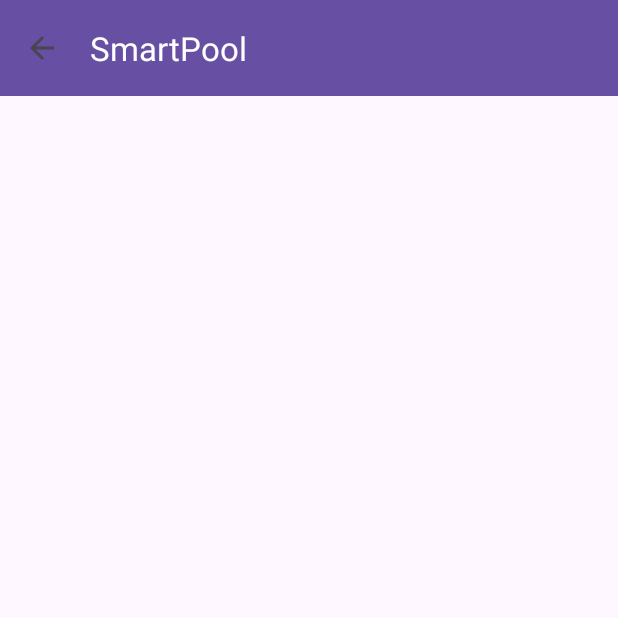
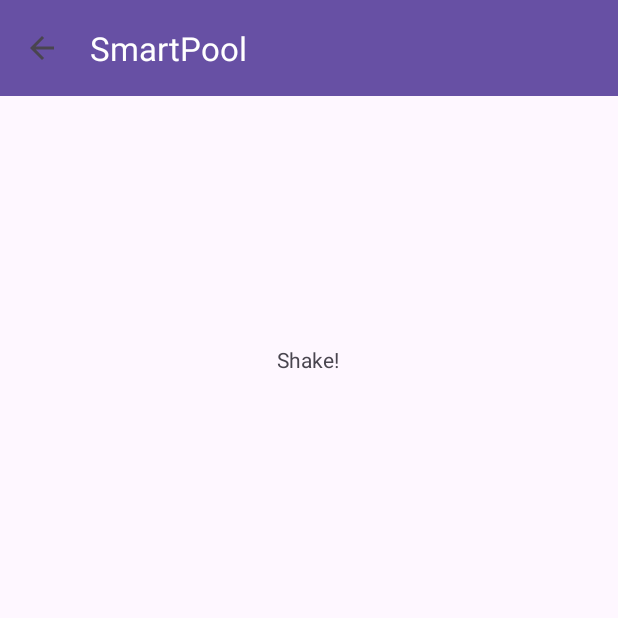
Before and after one commit to cforestiero/soa-project, an Android app: the LightActivity screen opened directly, with no data from a screen before it, on a phone screen of 412 x 824 dp, the top half of it. Run offline under Robolectric (Android 15) with nearby library versions, the phone set to English and light mode, and no system bars.

Commit message:
Add text box that changes with gyroscope

```diff
--- /dev/null
+++ b/Android/app/src/main/java/com/example/smartpool/GyroscopeEventListener.java
@@ -0,0 +1,40 @@
+package com.example.smartpool;
+
+import android.graphics.Color;
+import android.hardware.Sensor;
+import android.hardware.SensorEvent;
+import android.hardware.SensorEventListener;
+import android.widget.RelativeLayout;
+import android.widget.TextView;
+
+public class GyroscopeEventListener implements SensorEventListener {
+
+    private TextView layout;
+
+    public GyroscopeEventListener(TextView layout) {
+        this.layout = layout;
+    }
+
+    @Override
+    public void onSensorChanged(SensorEvent event) {
+        if (event.sensor.getType() == Sensor.TYPE_GYROSCOPE) {
+            // Read the sensor data
+            float x = event.values[0];
+            float y = event.values[1];
+            float z = event.values[2];
+
+            // Change background color based on the sensor data
+            int red = (int) Math.abs(x * 255 / Math.PI);
+            int green = (int) Math.abs(y * 255 / Math.PI);
+            int blue = (int) Math.abs(z * 255 / Math.PI);
+
+            int color = Color.rgb(red, green, blue);
+            layout.setBackgroundColor(color);
+        }
+    }
+
+    @Override
+    public void onAccuracyChanged(Sensor sensor, int accuracy) {
+        // Do something if sensor accuracy changes
+    }
+}
--- a/Android/app/src/main/java/com/example/smartpool/LightActivity.java
+++ b/Android/app/src/main/java/com/example/smartpool/LightActivity.java
@@ -1,7 +1,14 @@
 package com.example.smartpool;
 
+import android.content.Context;
+import android.graphics.Color;
+import android.hardware.Sensor;
+import android.hardware.SensorEvent;
+import android.hardware.SensorManager;
 import android.os.Bundle;
 import android.view.MenuItem;
+import android.widget.RelativeLayout;
+import android.widget.TextView;
 
 import androidx.activity.EdgeToEdge;
 import androidx.appcompat.app.ActionBar;
@@ -12,7 +19,10 @@ import androidx.core.view.ViewCompat;
 import androidx.core.view.WindowInsetsCompat;
 
 public class LightActivity extends AppCompatActivity {
-
+    private SensorManager sensorManager;
+    private Sensor gyroscopeSensor;
+    private GyroscopeEventListener gyroscopeEventListener;
+    private TextView layout;
     @Override
     protected void onCreate(Bundle savedInstanceState) {
         super.onCreate(savedInstanceState);
@@ -32,6 +42,14 @@ public class LightActivity extends AppCompatActivity {
         if (actionBar != null) {
             actionBar.setDisplayHomeAsUpEnabled(true);
         }
+
+        layout = findViewById(R.id.layout);
+
+        sensorManager = (SensorManager) getSystemService(Context.SENSOR_SERVICE);
+        if (sensorManager != null) {
+            gyroscopeSensor = sensorManager.getDefaultSensor(Sensor.TYPE_GYROSCOPE);
+            gyroscopeEventListener = new GyroscopeEventListener(layout);
+        }
     }
 
     @Override
@@ -46,4 +64,20 @@ public class LightActivity extends AppCompatActivity {
                 return super.onOptionsItemSelected(item);
         }
     }
+
+    @Override
+    protected void onResume() {
+        super.onResume();
+        if (gyroscopeSensor != null) {
+            sensorManager.registerListener(gyroscopeEventListener, gyroscopeSensor, SensorManager.SENSOR_DELAY_NORMAL);
+        }
+    }
+
+    @Override
+    protected void onPause() {
+        super.onPause();
+        if (gyroscopeSensor != null) {
+            sensorManager.unregisterListener(gyroscopeEventListener);
+        }
+    }
 }
--- a/Android/app/src/main/res/layout/activity_light.xml
+++ b/Android/app/src/main/res/layout/activity_light.xml
@@ -16,4 +16,18 @@
         app:layout_constraintTop_toTopOf="parent"
         app:popupTheme="@style/ThemeOverlay.AppCompat.Light"
         app:titleTextColor="@android:color/white" />
+
+    <TextView
+        android:id="@+id/layout"
+        android:layout_width="wrap_content"
+        android:layout_height="wrap_content"
+        android:layout_marginBottom="564dp"
+        android:text="Shake!"
+        app:layout_constraintBottom_toBottomOf="parent"
+        app:layout_constraintEnd_toEndOf="parent"
+        app:layout_constraintHorizontal_bias="0.498"
+        app:layout_constraintStart_toStartOf="parent"
+        app:layout_constraintTop_toBottomOf="@+id/toolbar"
+        app:layout_constraintVertical_bias="0.94" />
+
 </androidx.constraintlayout.widget.ConstraintLayout>
```
